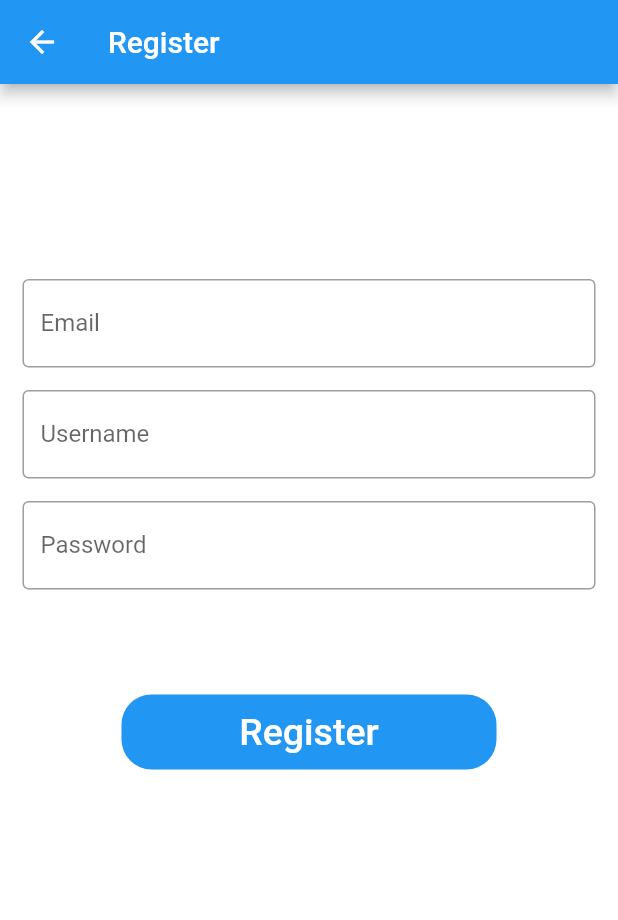
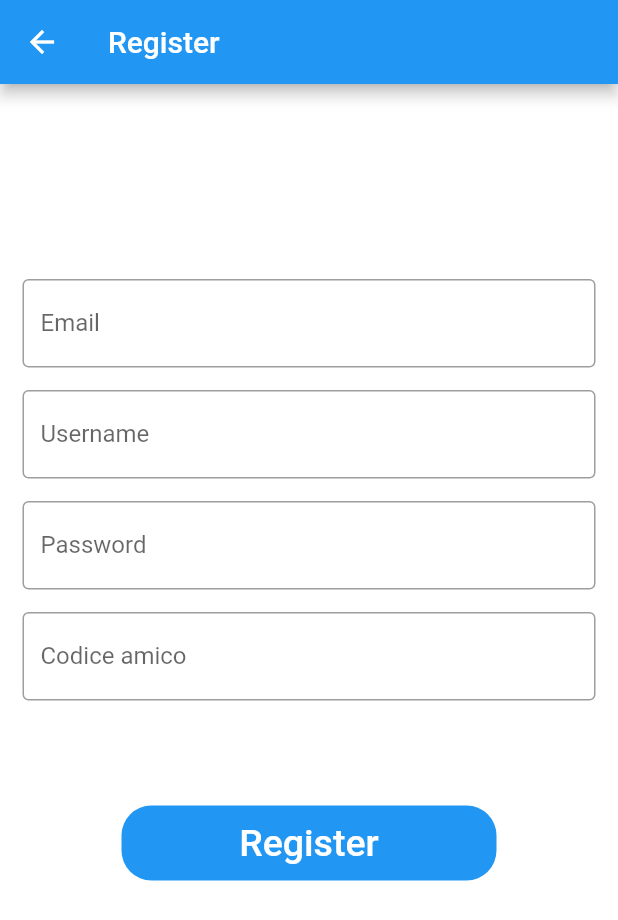
Before and after one commit to lory9894University/MyTimeTrade, a Flutter app: the RegistrationPage screen opened by its route, on a phone screen of 412 x 824 dp. Shown: the top 920 px of the screen. Run offline on Flutter 3.47's test engine with Material 2 defaults, Android fonts, the phone set to English and light mode, and no system bars; our stand-ins replace cloud_firestore, connectivity_plus, curved_navigation_bar, firebase_auth, firebase_core, firebase_database and 8 more; missing offline and left inert: cloud_firestore_web, firebase_auth_web, firebase_core_web, firebase_database_web, flutter_facebook_auth_web, flutterfire_ui and 3 more; accounts and stored records are empty.

Commit message:
Creazione dell'elemento referral in registration page

```diff
--- a/lib/screens/auth_screen/registration_page.dart
+++ b/lib/screens/auth_screen/registration_page.dart
@@ -14,11 +14,14 @@ class _RegistrationPageState extends State<RegistrationPage> {
   TextEditingController emailController = TextEditingController();
   TextEditingController passwordController = TextEditingController();
   TextEditingController usernameController = TextEditingController();
+  TextEditingController referralController = TextEditingController();
   bool _validPassword = true;
   bool _validEmail = true;
   bool _validUsername = true;
+  bool _validReferral = true;
   String _passwordError = 'password required'.i18n();
   String _emailError = 'email required'.i18n();
+  String _referralError = 'Il codice amico non esiste'.i18n();
 
   //validate password
   bool validatePassword(String value) {
@@ -87,7 +90,7 @@ class _RegistrationPageState extends State<RegistrationPage> {
                 decoration: InputDecoration(
                     border: const OutlineInputBorder(),
                     labelText: 'Email',
-                    hintText: 'enter email'.i18n(),
+                    hintText: 'Inserisci email'.i18n(),
                     errorText: _validEmail ? null : _emailError),
               ),
             ),
@@ -100,7 +103,7 @@ class _RegistrationPageState extends State<RegistrationPage> {
                 decoration: InputDecoration(
                     border: const OutlineInputBorder(),
                     labelText: 'Username',
-                    hintText: 'enter usename'.i18n(),
+                    hintText: 'Inserisci il tuo username'.i18n(),
                     errorText:
                         _validUsername ? null : 'username required'.i18n()),
               ),
@@ -115,8 +118,22 @@ class _RegistrationPageState extends State<RegistrationPage> {
                 decoration: InputDecoration(
                     border: const OutlineInputBorder(),
                     labelText: 'Password',
-                    hintText: 'Enter secure password'.i18n(),
+                    hintText: 'Inserisci una password valida'.i18n(),
                     errorText: _validPassword ? null : _passwordError),
+              ),
+            ),
+            Padding(
+              padding: const EdgeInsets.only(
+                  left: 15.0, right: 15.0, top: 15, bottom: 0),
+              //padding: EdgeInsets.symmetric(horizontal: 15),
+              child: TextField(
+                controller: referralController,
+                obscureText: true,
+                decoration: InputDecoration(
+                    border: const OutlineInputBorder(),
+                    labelText: 'Codice amico',
+                    hintText: 'Se lo hai, inserisci qui il tuo codice amico'.i18n(),
+                    errorText: _validReferral ? null : _referralError),
               ),
             ),
             const SizedBox(
```
Also changed, not shown: pubspec.lock.
